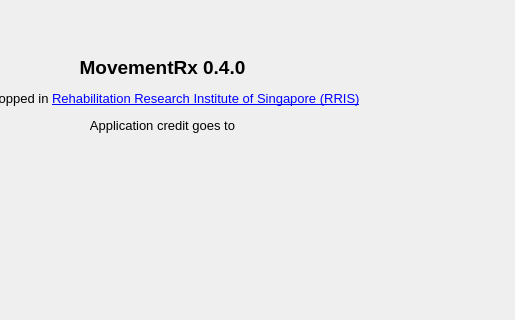
Above: spmclient/ui/gui/xml/ui_about_dialogue.ui from aalhossary/MovementRx before the change; both pictures show x 190 to 705 and y 0 to 320 of the 705 by 539 pixel window. Below: the same form after it.
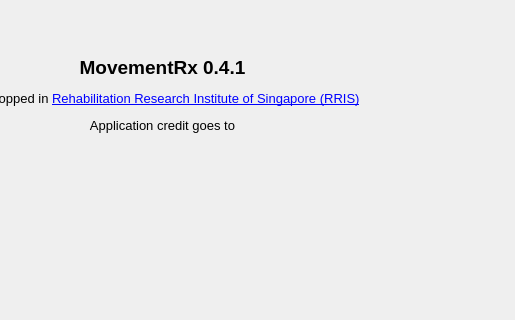
That is the form after the change. Icons and pictures are not drawn.

What changed in the file:
```diff
--- a/spmclient/ui/gui/xml/ui_about_dialogue.ui
+++ b/spmclient/ui/gui/xml/ui_about_dialogue.ui
@@ -17,7 +17,7 @@
    <item row="0" column="0" colspan="2">
     <widget class="QLabel" name="label">
      <property name="text">
-      <string>&lt;html&gt;&lt;head/&gt;&lt;body&gt;&lt;p align=&quot;center&quot;&gt;&lt;span style=&quot; font-size:14pt; font-weight:600;&quot;&gt;MovementRx 0.4.0&lt;/span&gt;&lt;/p&gt;&lt;p align=&quot;center&quot;&gt;&lt;span style=&quot; font-size:10pt;&quot;&gt;Developped in &lt;/span&gt;&lt;a href=&quot;http://rris.ntu.edu.sg/&quot;&gt;&lt;span style=&quot; font-size:10pt; text-decoration: underline; color:#0000ff;&quot;&gt;Rehabilitation Research Institute of Singapore (RRIS)&lt;/span&gt;&lt;/a&gt;&lt;/p&gt;&lt;p align=&quot;center&quot;&gt;&lt;span style=&quot; font-size:10pt;&quot;&gt;Application credit goes to&lt;/span&gt;&lt;/p&gt;&lt;/body&gt;&lt;/html&gt;</string>
+      <string>&lt;html&gt;&lt;head/&gt;&lt;body&gt;&lt;p align=&quot;center&quot;&gt;&lt;span style=&quot; font-size:14pt; font-weight:600;&quot;&gt;MovementRx 0.4.1&lt;/span&gt;&lt;/p&gt;&lt;p align=&quot;center&quot;&gt;&lt;span style=&quot; font-size:10pt;&quot;&gt;Developped in &lt;/span&gt;&lt;a href=&quot;http://rris.ntu.edu.sg/&quot;&gt;&lt;span style=&quot; font-size:10pt; text-decoration: underline; color:#0000ff;&quot;&gt;Rehabilitation Research Institute of Singapore (RRIS)&lt;/span&gt;&lt;/a&gt;&lt;/p&gt;&lt;p align=&quot;center&quot;&gt;&lt;span style=&quot; font-size:10pt;&quot;&gt;Application credit goes to&lt;/span&gt;&lt;/p&gt;&lt;/body&gt;&lt;/html&gt;</string>
      </property>
     </widget>
    </item>
```
